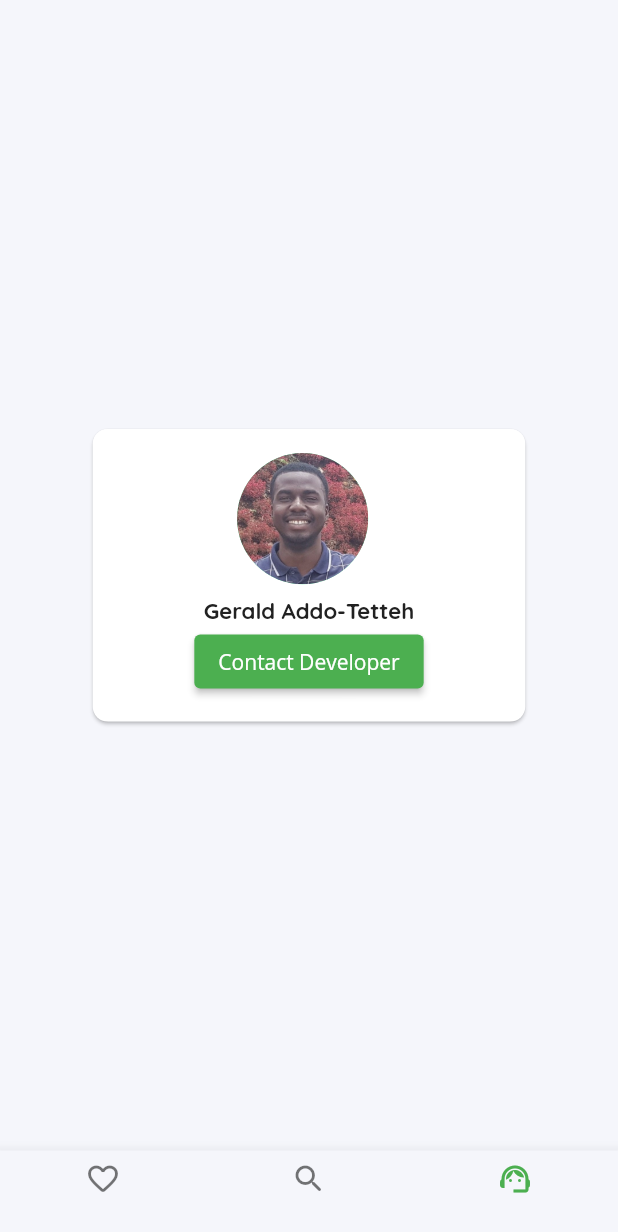
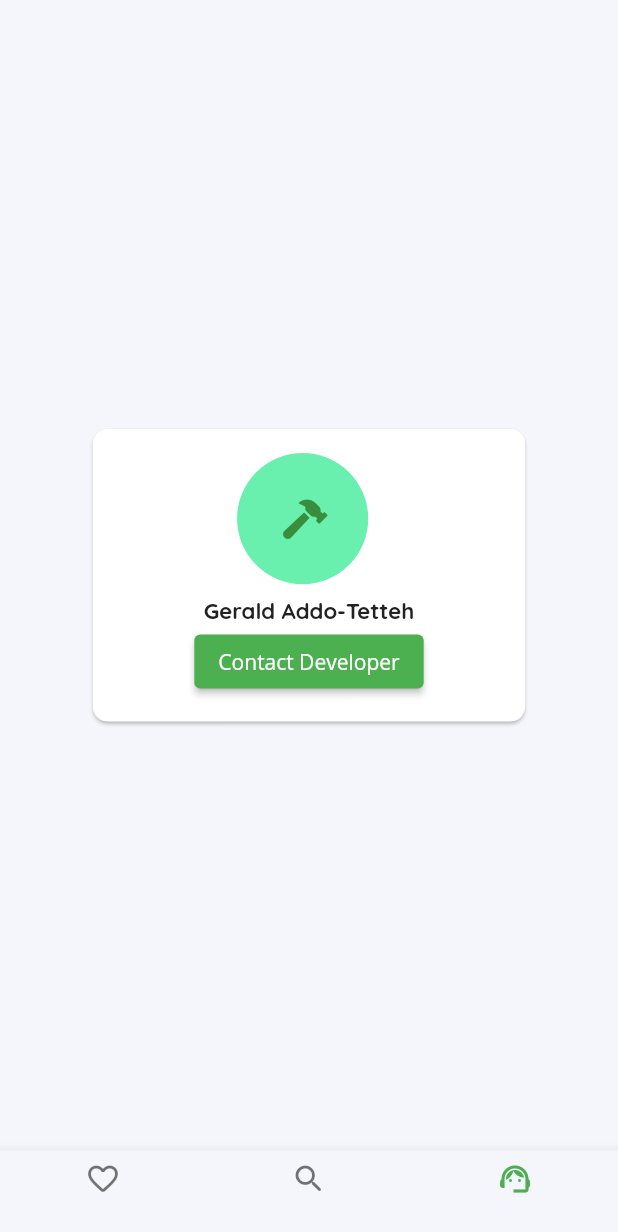
Before and after one commit to gerald-tetteh/Personal-Chef, a Flutter app: the screen it shows after launch, item 3 of the bottom bar chosen, on a phone screen of 412 x 824 dp. Shown: the top 1232 px of the screen. Run offline on Flutter 3.47's test engine with Material 2 defaults, Android fonts, the phone set to English and light mode, and no system bars; our stand-ins replace font_awesome_flutter, sqflite; accounts and stored records are empty.

Commit message:
change contact details && remove profile image

```diff
--- a/lib/pages/contact_page.dart
+++ b/lib/pages/contact_page.dart
@@ -1,5 +1,6 @@
 import 'package:flutter/cupertino.dart';
 import 'package:flutter/material.dart';
+import 'package:font_awesome_flutter/font_awesome_flutter.dart';
 
 import '../utils/colors_util.dart';
 import '../utils/text_util.dart';
@@ -21,7 +22,10 @@ class _ContactPageState extends State<ContactPage>
         child: CircleAvatar(
           backgroundColor: ColorUtil.green,
           radius: radius,
-          backgroundImage: AssetImage("assets/images/profile_picture.jpg"),
+          child: Icon(
+            FontAwesomeIcons.hammer,
+            size: 0.6 * radius,
+          ),
         ),
       ),
       Text(
```
Also changed, not shown: assets/images/profile_picture.jpg (deleted).
